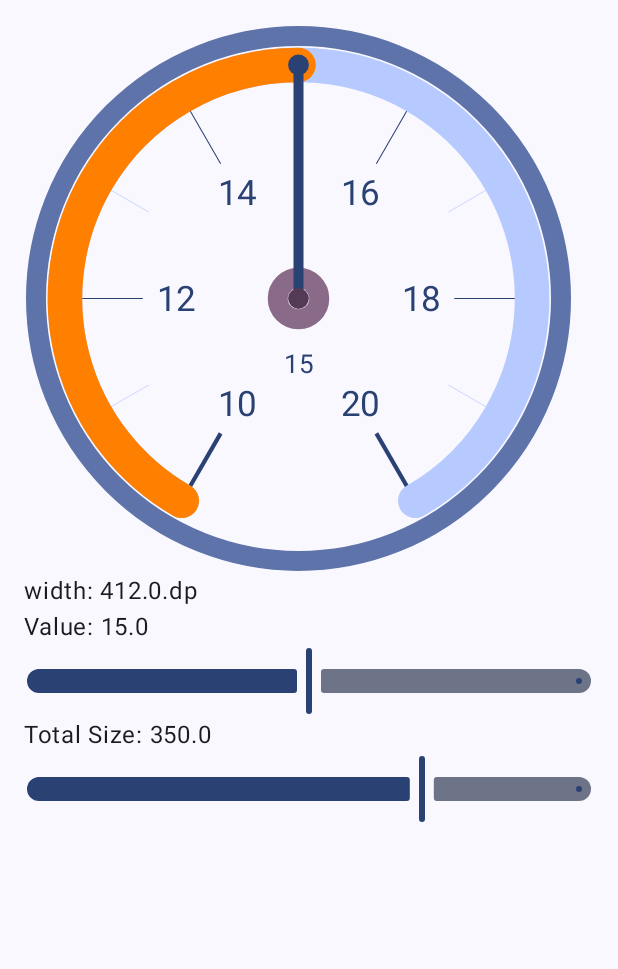
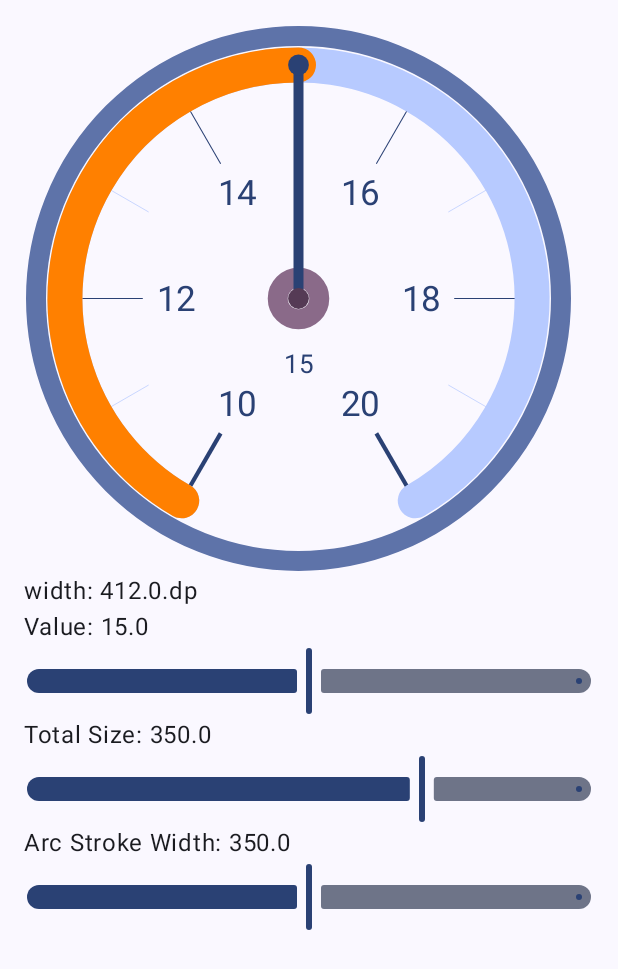
Before and after one commit to yamin8000/Gauge, an Android app built with Jetpack Compose: the screen it shows after launch (MainActivity), on a phone screen of 412 x 824 dp. Shown: the top 969 px of the screen. Run offline under Robolectric (Android 15) with nearby library versions, the phone set to English and light mode, and no system bars.

Commit message:
added strokeWidth to GaugeArcStyle to allow control of arc thickness

```diff
--- a/Gauge/src/main/java/com/github/yamin8000/gauge/main/Gauge.kt
+++ b/Gauge/src/main/java/com/github/yamin8000/gauge/main/Gauge.kt
@@ -345,8 +345,11 @@ private fun DrawScope.drawArcs(
     arcColorsProvider: (GaugeArcColors, Float, ClosedFloatingPointRange<Float>) -> GaugeArcColors
 ) {
     val arcColors = arcColorsProvider(colors, value, valueRange)
+
+    val strokeWidth = style.strokeWidth ?: (size.toPx() / 15f)
+
     val arcStroke = Stroke(
-        width = size.toPx() / 15f,
+        width = strokeWidth,
         miter = 0f,
         cap = style.cap
     )
--- a/Gauge/src/main/java/com/github/yamin8000/gauge/ui/style/GaugeArcStyle.kt
+++ b/Gauge/src/main/java/com/github/yamin8000/gauge/ui/style/GaugeArcStyle.kt
@@ -30,10 +30,12 @@ import androidx.compose.ui.graphics.StrokeCap
  * @param hasProgressiveAlpha whether to progressively increase arc's alpha according to gauge value
  * @param bigTicksHasLabels whether to show numbers/labels for big ticks
  * @param cap Gauge arc's [StrokeCap] type
+ * @param strokeWidth Arc's stroke width. If null then it will be calculated automatically
  */
 data class GaugeArcStyle(
     val hasArcs: Boolean = true,
     val hasProgressiveAlpha: Boolean = true,
     val bigTicksHasLabels: Boolean = true,
     val cap: StrokeCap = StrokeCap.Round,
+    val strokeWidth: Float? = null
 )
--- a/app/src/main/java/com/github/yamin8000/gauge/MainActivity.kt
+++ b/app/src/main/java/com/github/yamin8000/gauge/MainActivity.kt
@@ -64,6 +64,7 @@ class MainActivity : ComponentActivity() {
                             val screenWidth = configuration.screenWidthDp.dp
                             var value by remember { mutableFloatStateOf(15f) }
                             var totalSize by remember { mutableFloatStateOf(350f) }
+                            var strokeWidth by remember { mutableFloatStateOf(35f) }
                             val valueRange = 10f..20f
                             Gauge(
                                 value = value,
@@ -77,7 +78,7 @@ class MainActivity : ComponentActivity() {
                                 ),
                                 style = GaugeStyle(
                                     hasBorder = true,
-                                    arcStyle = GaugeArcStyle(hasProgressiveAlpha = false)
+                                    arcStyle = GaugeArcStyle(hasProgressiveAlpha = false, strokeWidth = strokeWidth)
                                 ),
                                 arcColorsProvider = { colors, gaugeValue, range ->
                                     when (gaugeValue) {
@@ -117,6 +118,15 @@ class MainActivity : ComponentActivity() {
                                     totalSize = it
                                 }
                             )
+
+                            Text("Arc Stroke Width: $totalSize")
+                            Slider(
+                                value = strokeWidth,
+                                valueRange = 10f..60f,
+                                onValueChange = {
+                                    strokeWidth = it
+                                }
+                            )
                         }
                     }
                 )
```
